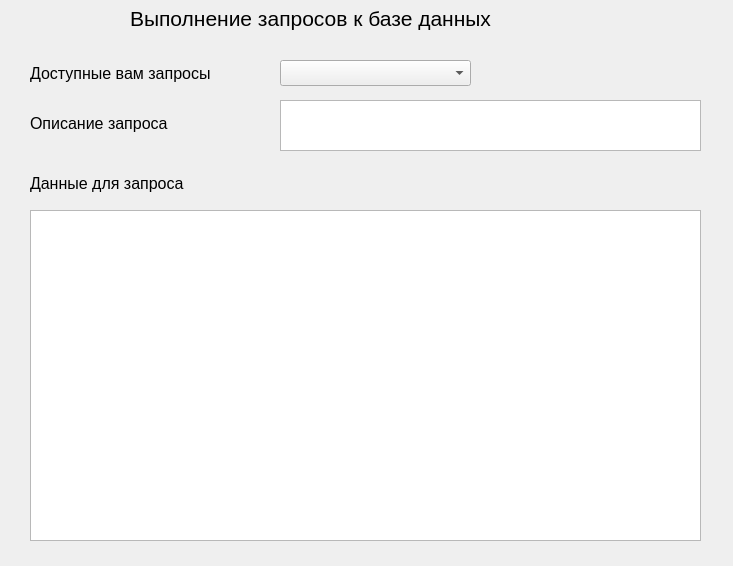
Before: the Qt Designer form requests.ui in kiryuha21/DatabaseInterface, drawn with Qt 5.
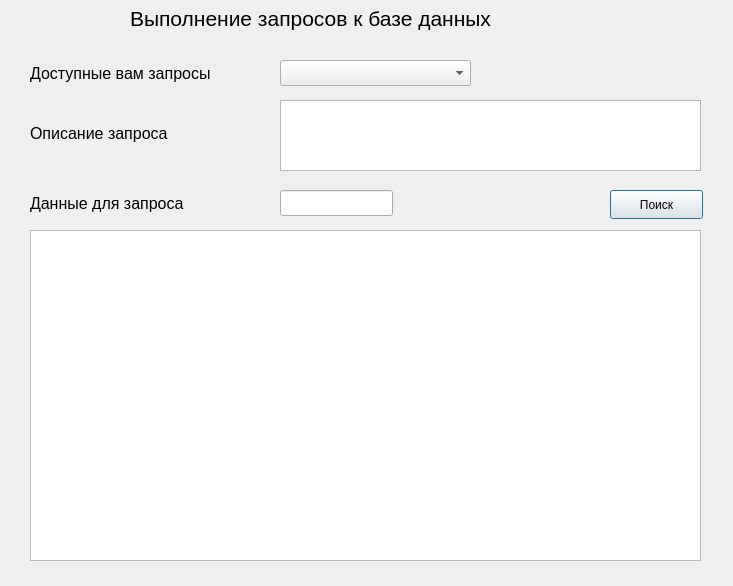
After: the same form once the commit is applied.

Commit message: requests done, hate sql :(

The edit to the form file:
```diff
--- a/requests.ui
+++ b/requests.ui
@@ -7,7 +7,7 @@
     <x>0</x>
     <y>0</y>
     <width>733</width>
-    <height>566</height>
+    <height>586</height>
    </rect>
   </property>
   <property name="windowTitle">
@@ -53,7 +53,7 @@
    <property name="geometry">
     <rect>
      <x>30</x>
-     <y>170</y>
+     <y>190</y>
      <width>192</width>
      <height>27</height>
     </rect>
@@ -84,7 +84,7 @@
    <property name="geometry">
     <rect>
      <x>30</x>
-     <y>110</y>
+     <y>120</y>
      <width>171</width>
      <height>27</height>
     </rect>
@@ -104,7 +104,7 @@
      <x>280</x>
      <y>100</y>
      <width>421</width>
-     <height>51</height>
+     <height>71</height>
     </rect>
    </property>
   </widget>
@@ -112,12 +112,35 @@
    <property name="geometry">
     <rect>
      <x>30</x>
-     <y>210</y>
+     <y>230</y>
      <width>671</width>
      <height>331</height>
     </rect>
    </property>
   </widget>
+  <widget class="QLineEdit" name="input_edit">
+   <property name="geometry">
+    <rect>
+     <x>280</x>
+     <y>190</y>
+     <width>113</width>
+     <height>26</height>
+    </rect>
+   </property>
+  </widget>
+  <widget class="QPushButton" name="find_button">
+   <property name="geometry">
+    <rect>
+     <x>610</x>
+     <y>190</y>
+     <width>93</width>
+     <height>29</height>
+    </rect>
+   </property>
+   <property name="text">
+    <string>Поиск</string>
+   </property>
+  </widget>
  </widget>
  <resources/>
  <connections/>
```
The commit also changes 6 other files.
